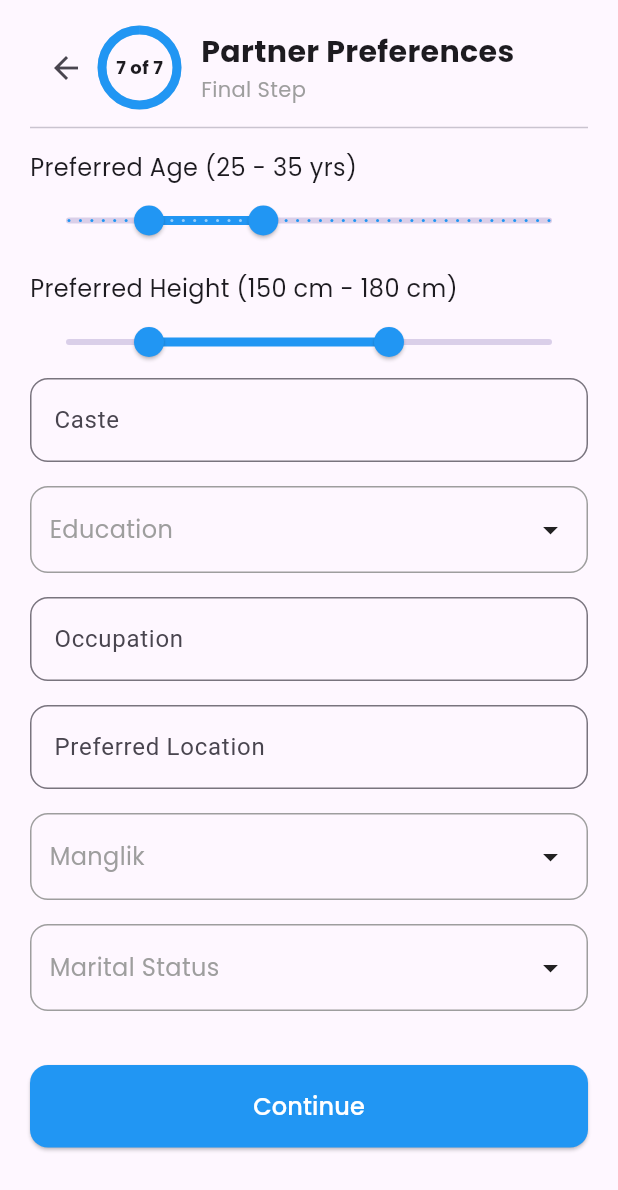
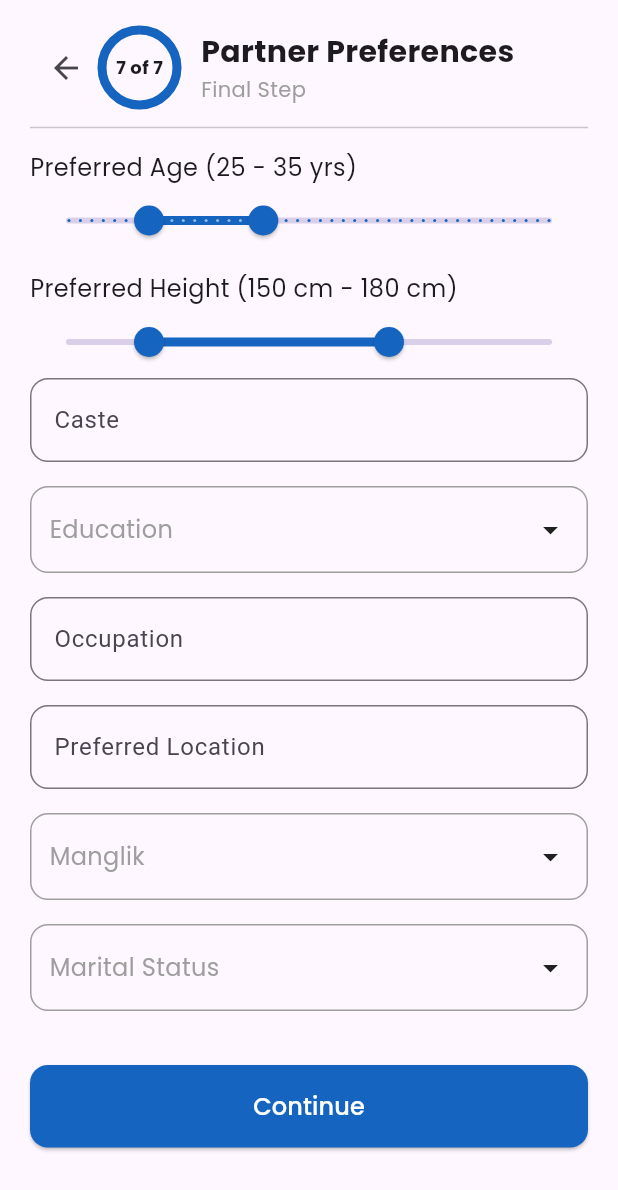
Before and after one commit to harshit1845/matrimonialApp, a Flutter app: the LifestyleDetailsScreen screen opened by its route, after a tap on "Continue", on a phone screen of 412 x 824 dp. Shown: the top 1190 px of the screen. Run offline on Flutter 3.47's test engine with Material 3 defaults, Android fonts, the phone set to English and light mode, and no system bars; our stand-ins replace dio, get, google_fonts, image_picker; accounts and stored records are empty; network calls fail.

Commit message:
mantromonial app

```diff
--- a/lib/main.dart
+++ b/lib/main.dart
@@ -14,7 +14,7 @@ class MatrimonyApp extends StatelessWidget {
       theme: ThemeData(
         primarySwatch: Colors.pink,
       ),
-      initialRoute: AppRoutes.home,
+      initialRoute: AppRoutes.login,
       routes: AppRoutes.routes,
       debugShowCheckedModeBanner: false,
     );
--- a/lib/register/basic_details.dart
+++ b/lib/register/basic_details.dart
@@ -118,7 +118,7 @@ class _RegistrationFlowState extends State<RegistrationFlow> {
                       value: 0.2,
                       strokeWidth: 6,
                       backgroundColor: Colors.grey[300],
-                      valueColor: AlwaysStoppedAnimation(Colors.blue),
+                      valueColor: AlwaysStoppedAnimation(Colors.blue.shade800),
                     ),
                   ),
                   Text('2 of 7', style: GoogleFonts.poppins(fontSize: 12, fontWeight: FontWeight.bold)),
@@ -157,7 +157,7 @@ class _RegistrationFlowState extends State<RegistrationFlow> {
             width: double.infinity,
             child: ElevatedButton(
               style: ElevatedButton.styleFrom(
-                backgroundColor: Colors.blue,
+                backgroundColor: Colors.blue.shade800,
                 padding: EdgeInsets.symmetric(vertical: 16),
                 shape: RoundedRectangleBorder(borderRadius: BorderRadius.circular(12)),
               ),
--- a/lib/register/education_details.dart
+++ b/lib/register/education_details.dart
@@ -104,7 +104,7 @@ class _EducationCareerScreenState extends State<EducationCareerScreen> {
                           value: 0.6,
                           strokeWidth: 6,
                           backgroundColor: Colors.grey[300],
-                          valueColor: AlwaysStoppedAnimation(Colors.blue),
+                          valueColor: AlwaysStoppedAnimation(Colors.blue.shade800),
                         ),
                       ),
                       Text('4 of 7', style: GoogleFonts.poppins(fontSize: 12, fontWeight: FontWeight.bold)),
@@ -133,7 +133,7 @@ class _EducationCareerScreenState extends State<EducationCareerScreen> {
                 width: double.infinity,
                 child: ElevatedButton(
                   style: ElevatedButton.styleFrom(
-                    backgroundColor: Colors.blue,
+                    backgroundColor: Colors.blue.shade800,
                     padding: EdgeInsets.symmetric(vertical: 16),
                     shape: RoundedRectangleBorder(borderRadius: BorderRadius.circular(12)),
                   ),
--- a/lib/register/family_details.dart
+++ b/lib/register/family_details.dart
@@ -104,7 +104,7 @@ class _FamilyDetailsScreenState extends State<FamilyDetailsScreen> {
                           value: 0.66,
                           strokeWidth: 6,
                           backgroundColor: Colors.grey[300],
-                          valueColor: AlwaysStoppedAnimation(Colors.blue),
+                          valueColor: AlwaysStoppedAnimation(Colors.blue.shade800),
                         ),
                       ),
                       Text('5 of 7', style: GoogleFonts.poppins(fontSize: 12, fontWeight: FontWeight.bold)),
@@ -133,7 +133,7 @@ class _FamilyDetailsScreenState extends State<FamilyDetailsScreen> {
                 width: double.infinity,
                 child: ElevatedButton(
                   style: ElevatedButton.styleFrom(
-                    backgroundColor: Colors.blue,
+                    backgroundColor: Colors.blue.shade800,
                     padding: EdgeInsets.symmetric(vertical: 16),
                     shape: RoundedRectangleBorder(borderRadius: BorderRadius.circular(12)),
                   ),
--- a/lib/register/lifestyle_hobbies.dart
+++ b/lib/register/lifestyle_hobbies.dart
@@ -122,7 +122,7 @@ class _LifestyleDetailsScreenState extends State<LifestyleDetailsScreen> {
                           value: 6 / 7,
                           strokeWidth: 6,
                           backgroundColor: Colors.grey[300],
-                          valueColor: AlwaysStoppedAnimation(Colors.blue),
+                          valueColor: AlwaysStoppedAnimation(Colors.blue.shade800),
                         ),
                       ),
                       Text('6 of 7', style: GoogleFonts.poppins(fontSize: 12, fontWeight: FontWeight.bold)),
@@ -149,7 +149,7 @@ class _LifestyleDetailsScreenState extends State<LifestyleDetailsScreen> {
                 width: double.infinity,
                 child: ElevatedButton(
                   style: ElevatedButton.styleFrom(
-                    backgroundColor: Colors.blue,
+                    backgroundColor: Colors.blue.shade800,
                     padding: EdgeInsets.symmetric(vertical: 16),
                     shape: RoundedRectangleBorder(borderRadius: BorderRadius.circular(12)),
                   ),
--- a/lib/register/panter_preffrence.dart
+++ b/lib/register/panter_preffrence.dart
@@ -127,7 +127,7 @@ class _PartnerPreferenceScreenState extends State<PartnerPreferenceScreen> {
                           value: 7 / 7,
                           strokeWidth: 6,
                           backgroundColor: Colors.grey[300],
-                          valueColor: AlwaysStoppedAnimation(Colors.blue),
+                          valueColor: AlwaysStoppedAnimation(Colors.blue.shade800),
                         ),
                       ),
                       Text('7 of 7', style: GoogleFonts.poppins(fontSize: 12, fontWeight: FontWeight.bold)),
@@ -151,7 +151,7 @@ class _PartnerPreferenceScreenState extends State<PartnerPreferenceScreen> {
                 min: 18,
                 max: 60,
                 divisions: 42,
-                activeColor: Colors.blue,
+                activeColor: Colors.blue.shade800,
                 labels: RangeLabels('${_ageRange.start.round()}', '${_ageRange.end.round()}'),
                 onChanged: (values) => setState(() => _ageRange = values),
               ),
@@ -163,7 +163,7 @@ class _PartnerPreferenceScreenState extends State<PartnerPreferenceScreen> {
                 min: 140,
                 max: 200,
                 divisions: 60,
-                activeColor: Colors.blue,
+                activeColor: Colors.blue.shade800,
                 labels: RangeLabels('${_heightRange.start.round()}', '${_heightRange.end.round()}'),
                 onChanged: (values) => setState(() => _heightRange = values),
               ),
@@ -178,7 +178,7 @@ class _PartnerPreferenceScreenState extends State<PartnerPreferenceScreen> {
                 width: double.infinity,
                 child: ElevatedButton(
                   style: ElevatedButton.styleFrom(
-                    backgroundColor: Colors.blue,
+                    backgroundColor: Colors.blue.shade800,
                     padding: EdgeInsets.symmetric(vertical: 16),
                     shape: RoundedRectangleBorder(borderRadius: BorderRadius.circular(12)),
                   ),
--- a/lib/register/profile_images.dart
+++ b/lib/register/profile_images.dart
@@ -91,7 +91,7 @@ class _FinalStepProfilePicScreenState extends State<FinalStepProfilePicScreen> {
                           value: 1/ 7,
                           strokeWidth: 6,
                           backgroundColor: Colors.grey[300],
-                          valueColor: AlwaysStoppedAnimation(Colors.blue),
+                          valueColor: AlwaysStoppedAnimation(Colors.blue.shade800),
                         ),
                       ),
                       Text('1 of 7', style: GoogleFonts.poppins(fontSize: 12, fontWeight: FontWeight.bold)),
@@ -117,7 +117,7 @@ class _FinalStepProfilePicScreenState extends State<FinalStepProfilePicScreen> {
                 width: double.infinity,
                 child: ElevatedButton(
                   style: ElevatedButton.styleFrom(
-                    backgroundColor: Colors.blue,
+                    backgroundColor: Colors.blue.shade800,
                     padding: EdgeInsets.symmetric(vertical: 16),
                     shape: RoundedRectangleBorder(borderRadius: BorderRadius.circular(12)),
                   ),
--- a/lib/register/register.dart
+++ b/lib/register/register.dart
@@ -161,7 +161,7 @@ class _RegistrationScreenState extends State<RegistrationScreen> {
                           ElevatedButton(
                             onPressed: _register,
                             style: ElevatedButton.styleFrom(
-                              backgroundColor: Colors.blue,
+                              backgroundColor: Colors.blue.shade800,
                               minimumSize: Size(double.infinity, 50),
                               shape: RoundedRectangleBorder(borderRadius: BorderRadius.circular(12)),
                             ),
--- a/lib/register/religiousDetails.dart
+++ b/lib/register/religiousDetails.dart
@@ -86,7 +86,7 @@ class _ReligiousCasteDetailsState extends State<ReligiousCasteDetails> {
                           value: 0.4,
                           strokeWidth: 6,
                           backgroundColor: Colors.grey[300],
-                          valueColor: AlwaysStoppedAnimation(Colors.blue),
+                          valueColor: AlwaysStoppedAnimation(Colors.blue.shade800),
                         ),
                       ),
                       Text('3 of 7', style: GoogleFonts.poppins(fontSize: 12, fontWeight: FontWeight.bold)),
@@ -97,7 +97,7 @@ class _ReligiousCasteDetailsState extends State<ReligiousCasteDetails> {
                     crossAxisAlignment: CrossAxisAlignment.start,
                     children: [
                       Text('Religious & Caste Details', style: GoogleFonts.poppins(fontSize: 20, fontWeight: FontWeight.bold)),
-                      Text('Next Step: Location Details', style: GoogleFonts.poppins(color: Colors.grey)),
+                      Text('Next Step: Education Details', style: GoogleFonts.poppins(color: Colors.grey)),
                     ],
                   ),
                 ],
@@ -120,7 +120,7 @@ class _ReligiousCasteDetailsState extends State<ReligiousCasteDetails> {
                 width: double.infinity,
                 child: ElevatedButton(
                   style: ElevatedButton.styleFrom(
-                    backgroundColor: Colors.blue,
+                    backgroundColor: Colors.blue.shade800,
                     padding: EdgeInsets.symmetric(vertical: 16),
                     shape: RoundedRectangleBorder(borderRadius: BorderRadius.circular(12)),
                   ),
--- a/lib/view/profile.dart
+++ b/lib/view/profile.dart
@@ -12,7 +12,7 @@ class ProfileScreen extends StatelessWidget {
   Widget build(BuildContext context) {
     final sections = [
       {'title': 'Basic Details', 'icon': Icons.person, 'route': '/register'},
-      {'title': 'Basic Details', 'icon': Icons.person, 'route': '/register'},
+      {'title': 'Basic Details', 'icon': Icons.person, 'route': '/basicdetails'},
       {'title': 'Religious & Caste', 'icon': Icons.temple_hindu, 'route': '/religiousDetails'},
       {'title': 'Education & Career', 'icon': Icons.school, 'route': '/education_details'},
       {'title': 'Family Details', 'icon': Icons.family_restroom, 'route': '/family_details'},
```
Also changed, not shown: lib/home_screen.dart (+4 -4 lines).
